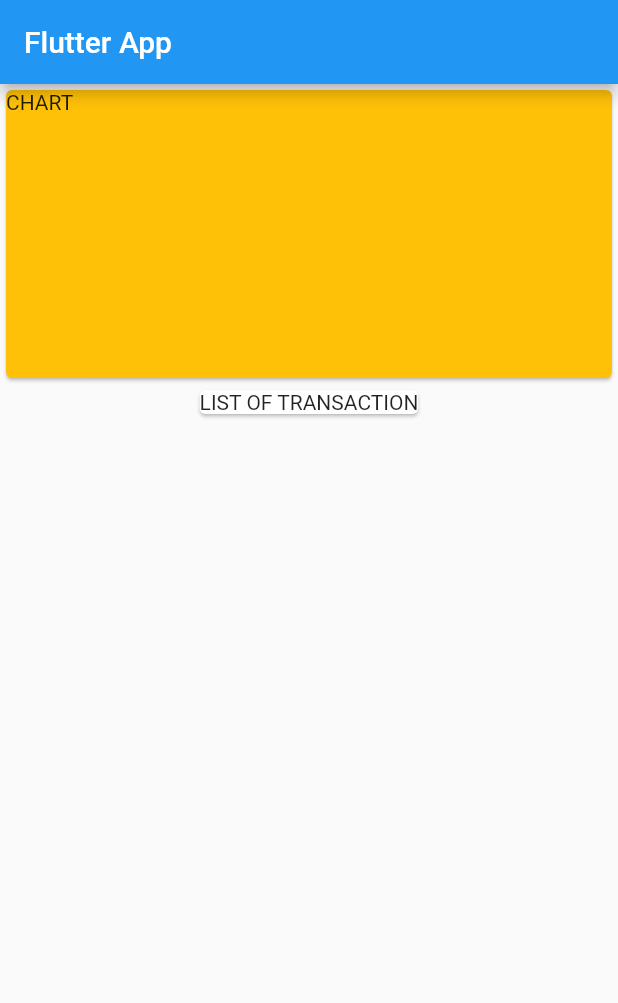
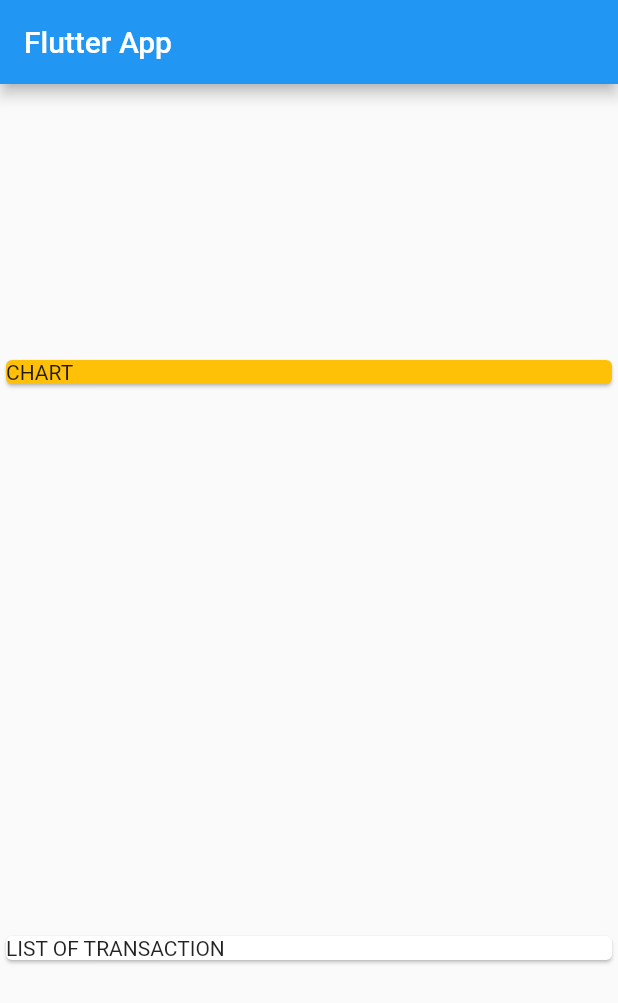
Before and after one commit to yashank676/WeeklyExpensesApp, a Flutter app: the screen it shows after launch, on a phone screen of 412 x 824 dp. Shown: the top 1003 px of the screen. Run offline on Flutter 3.47's test engine with Material 2 defaults, Android fonts, the phone set to English and light mode, and no system bars.

Commit message:
add changes

```diff
--- a/lib/main.dart
+++ b/lib/main.dart
@@ -20,10 +20,10 @@ class MyHomePage extends StatelessWidget {
         title: Text('Flutter App'),
       ),
       body: Column(
+        mainAxisAlignment: MainAxisAlignment.spaceAround,
+        crossAxisAlignment: CrossAxisAlignment.stretch,
         children: <Widget>[
           Container(
-            width: double.infinity,
-            height: 200,
             child: Card(
               color: Colors.amber,
               child: Text('CHART'),
```
